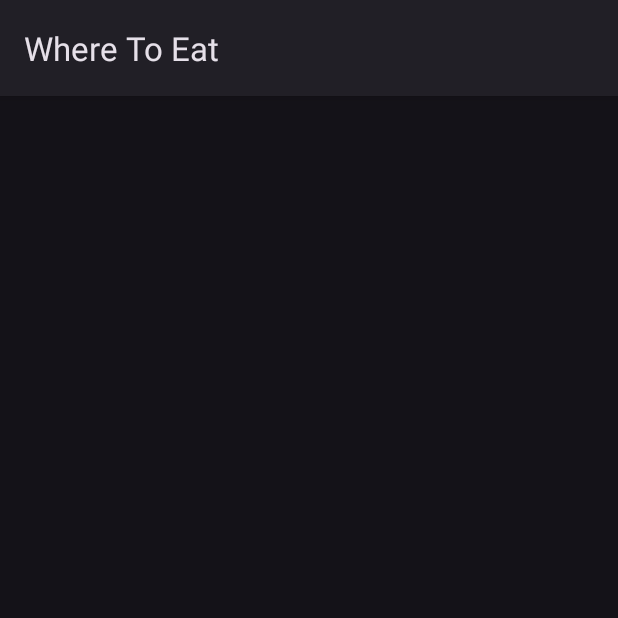
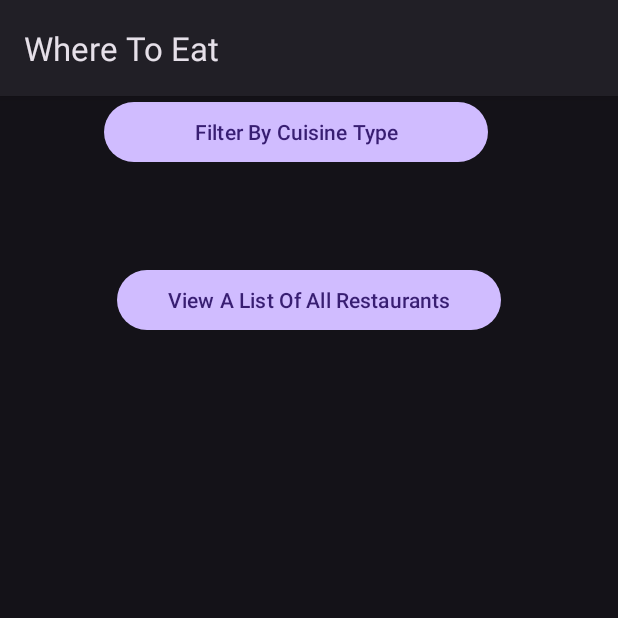
Before and after one commit to Asce21/Where_To_Eat, an Android app: the ViewFilterOptionsActivity screen opened directly, with no data from a screen before it, on a phone screen of 412 x 824 dp, the top half of it. Run offline under Robolectric (Android 15) with nearby library versions, the phone set to English and light mode, and no system bars.

Commit message:
changes_2024-07-11
In Project: WheretoEatv3

strings.xml
o Added the string named filter_database_by_cuisine_type
o Added the string named view_list_of_all

activity_view_filter_options
o Added button with id = btn_filter
o Added margins of 45dp to the left and right of btn_filter
o Added button with id = btn_view_all
o dded margins of 45dp to the left and right of btn_view_all
o Added layout_marginTop of 64dp to btn_view_all that connects to the bottom of btn_filter

```diff
--- a/Android/WheretoEatv3/app/src/main/res/layout/activity_view_filter_options.xml
+++ b/Android/WheretoEatv3/app/src/main/res/layout/activity_view_filter_options.xml
@@ -7,4 +7,27 @@
     android:layout_height="match_parent"
     tools:context=".ViewFilterOptionsActivity">
 
+    <Button
+        android:id="@+id/btn_filter"
+        android:layout_width="256dp"
+        android:layout_height="wrap_content"
+        android:layout_marginStart="45dp"
+        android:layout_marginEnd="45dp"
+        android:text="@string/filter_database_by_cuisine_type"
+        app:layout_constraintEnd_toEndOf="parent"
+        app:layout_constraintHorizontal_bias="0.369"
+        app:layout_constraintStart_toStartOf="parent"
+        tools:layout_editor_absoluteY="252dp" />
+
+    <Button
+        android:id="@+id/btn_view_all"
+        android:layout_width="256dp"
+        android:layout_height="wrap_content"
+        android:layout_marginStart="45dp"
+        android:layout_marginTop="64dp"
+        android:layout_marginEnd="45dp"
+        android:text="@string/view_list_of_all"
+        app:layout_constraintEnd_toEndOf="parent"
+        app:layout_constraintStart_toStartOf="parent"
+        app:layout_constraintTop_toBottomOf="@+id/btn_filter" />
 </androidx.constraintlayout.widget.ConstraintLayout>
--- a/Android/WheretoEatv3/app/src/main/res/values/strings.xml
+++ b/Android/WheretoEatv3/app/src/main/res/values/strings.xml
@@ -21,6 +21,8 @@
     <string name="addRestaurant">Add A Restaurant</string>
     <string name="choose_restaurant">Choose A Restaurant</string>
     <string name="delete_restaurant">delete A Restaurant</string>
+    <string name="filter_database_by_cuisine_type">Filter By Cuisine Type</string>
+    <string name="view_list_of_all">View A List Of All Restaurants</string>
 
     <!-- Activity Strings -->
     <string name="random_number">Generated Number</string>
```
Also changed, not shown: 1 other file.
